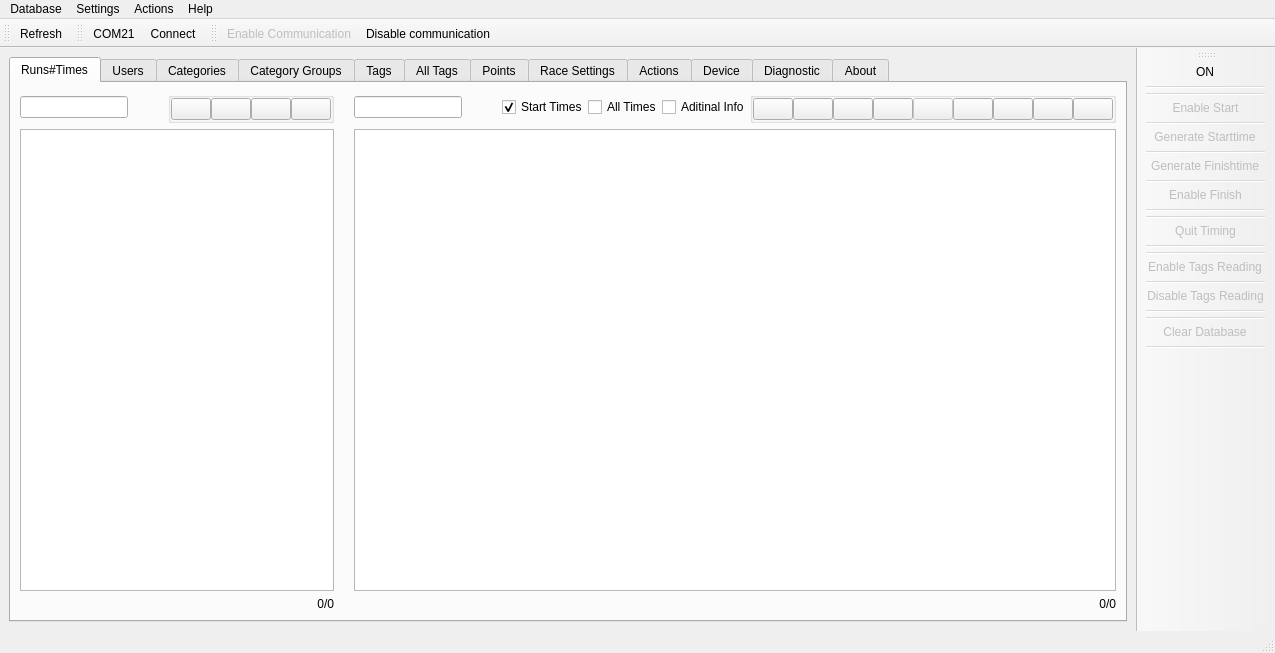
First picture: the form in Aplikace_1_0/Qt_designer/ewitis_qt_template_v1_xx.ui, repository meloun/ew_aplikace, before the edit.
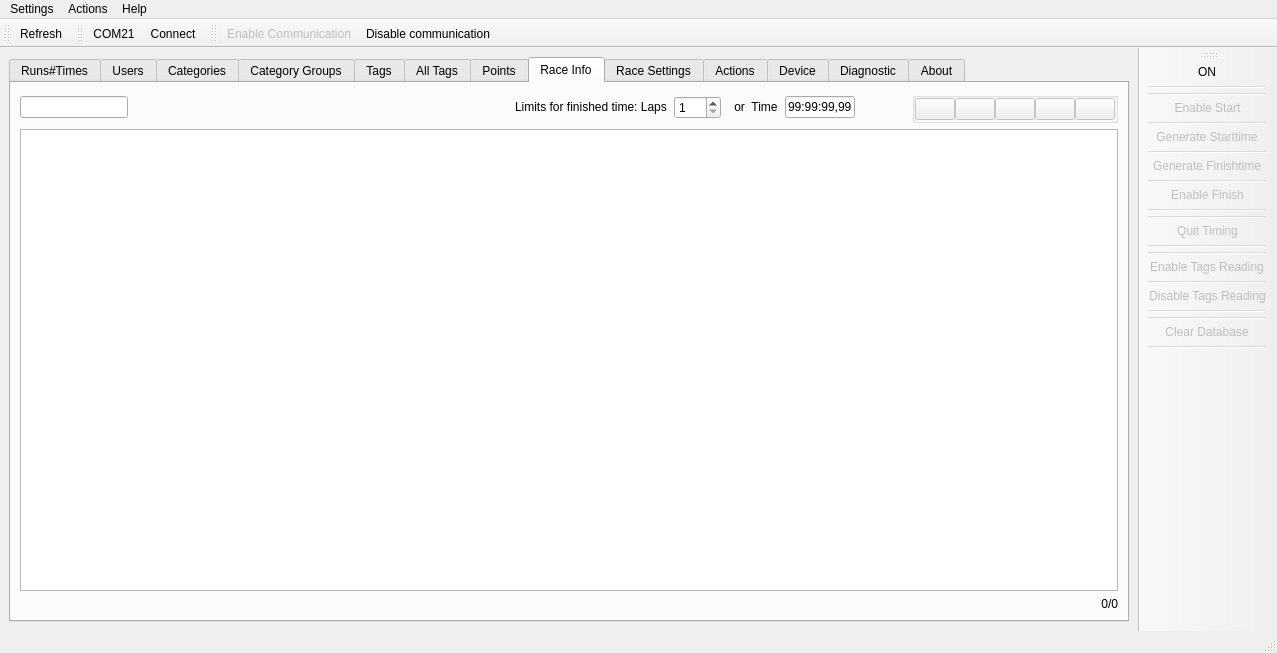
Second picture: the form after the edit. The open tabs and pages were chosen to show the change. Icons and pictures are not drawn.

Commit message: ui race info

```diff
--- a/Aplikace_1_0/Qt_designer/ewitis_qt_template_v1_xx.ui
+++ b/Aplikace_1_0/Qt_designer/ewitis_qt_template_v1_xx.ui
@@ -6,7 +6,7 @@
    <rect>
     <x>0</x>
     <y>0</y>
-    <width>1137</width>
+    <width>1277</width>
     <height>653</height>
    </rect>
   </property>
@@ -1803,6 +1803,306 @@
         </item>
        </layout>
       </widget>
+      <widget class="QWidget" name="tabRaceInfo">
+       <attribute name="title">
+        <string>Race Info</string>
+       </attribute>
+       <layout class="QGridLayout" name="gridLayout_6">
+        <property name="horizontalSpacing">
+         <number>0</number>
+        </property>
+        <item row="2" column="1">
+         <widget class="QPushButton" name="RaceInfoFilterClear">
+          <property name="sizePolicy">
+           <sizepolicy hsizetype="Fixed" vsizetype="Fixed">
+            <horstretch>0</horstretch>
+            <verstretch>0</verstretch>
+           </sizepolicy>
+          </property>
+          <property name="text">
+           <string/>
+          </property>
+          <property name="icon">
+           <iconset>
+            <normaloff>gui/icons/mail-delete.png</normaloff>gui/icons/mail-delete.png</iconset>
+          </property>
+          <property name="autoRepeat">
+           <bool>false</bool>
+          </property>
+          <property name="flat">
+           <bool>true</bool>
+          </property>
+         </widget>
+        </item>
+        <item row="2" column="8">
+         <widget class="QGroupBox" name="groupBox_7">
+          <property name="sizePolicy">
+           <sizepolicy hsizetype="Fixed" vsizetype="Preferred">
+            <horstretch>0</horstretch>
+            <verstretch>0</verstretch>
+           </sizepolicy>
+          </property>
+          <property name="title">
+           <string/>
+          </property>
+          <layout class="QHBoxLayout" name="horizontalLayout_11">
+           <property name="spacing">
+            <number>0</number>
+           </property>
+           <property name="margin">
+            <number>0</number>
+           </property>
+           <item>
+            <widget class="QPushButton" name="RaceInfoAdd">
+             <property name="enabled">
+              <bool>false</bool>
+             </property>
+             <property name="sizePolicy">
+              <sizepolicy hsizetype="Fixed" vsizetype="Fixed">
+               <horstretch>0</horstretch>
+               <verstretch>0</verstretch>
+              </sizepolicy>
+             </property>
+             <property name="text">
+              <string/>
+             </property>
+             <property name="icon">
+              <iconset>
+               <normaloff>gui/icons/list-add.png</normaloff>gui/icons/list-add.png</iconset>
+             </property>
+             <property name="iconSize">
+              <size>
+               <width>24</width>
+               <height>24</height>
+              </size>
+             </property>
+             <property name="autoDefault">
+              <bool>false</bool>
+             </property>
+             <property name="default">
+              <bool>false</bool>
+             </property>
+            </widget>
+           </item>
+           <item>
+            <widget class="QPushButton" name="RaceInfoRemove">
+             <property name="enabled">
+              <bool>false</bool>
+             </property>
+             <property name="sizePolicy">
+              <sizepolicy hsizetype="Fixed" vsizetype="Fixed">
+               <horstretch>0</horstretch>
+               <verstretch>0</verstretch>
+              </sizepolicy>
+             </property>
+             <property name="text">
+              <string/>
+             </property>
+             <property name="icon">
+              <iconset>
+               <normaloff>gui/icons/list-remove.png</normaloff>gui/icons/list-remove.png</iconset>
+             </property>
+             <property name="iconSize">
+              <size>
+               <width>24</width>
+               <height>24</height>
+              </size>
+             </property>
+            </widget>
+           </item>
+           <item>
+            <widget class="QPushButton" name="RaceInfoImport">
+             <property name="enabled">
+              <bool>false</bool>
+             </property>
+             <property name="sizePolicy">
+              <sizepolicy hsizetype="Fixed" vsizetype="Fixed">
+               <horstretch>0</horstretch>
+               <verstretch>0</verstretch>
+              </sizepolicy>
+             </property>
+             <property name="text">
+              <string/>
+             </property>
+             <property name="icon">
+              <iconset>
+               <normaloff>gui/icons/import.png</normaloff>gui/icons/import.png</iconset>
+             </property>
+             <property name="iconSize">
+              <size>
+               <width>24</width>
+               <height>24</height>
+              </size>
+             </property>
+            </widget>
+           </item>
+           <item>
+            <widget class="QPushButton" name="RaceInfoExport">
+             <property name="enabled">
+              <bool>false</bool>
+             </property>
+             <property name="sizePolicy">
+              <sizepolicy hsizetype="Fixed" vsizetype="Fixed">
+               <horstretch>0</horstretch>
+               <verstretch>0</verstretch>
+              </sizepolicy>
+             </property>
+             <property name="text">
+              <string/>
+             </property>
+             <property name="icon">
+              <iconset>
+               <normaloff>gui/icons/export.png</normaloff>gui/icons/export.png</iconset>
+             </property>
+             <property name="iconSize">
+              <size>
+               <width>24</width>
+               <height>24</height>
+              </size>
+             </property>
+            </widget>
+           </item>
+           <item>
+            <widget class="QPushButton" name="RaceInfoDelete">
+             <property name="enabled">
+              <bool>false</bool>
+             </property>
+             <property name="sizePolicy">
+              <sizepolicy hsizetype="Fixed" vsizetype="Fixed">
+               <horstretch>0</horstretch>
+               <verstretch>0</verstretch>
+              </sizepolicy>
+             </property>
+             <property name="text">
+              <string/>
+             </property>
+             <property name="icon">
+              <iconset>
+               <normaloff>gui/icons/emptytrash.png</normaloff>gui/icons/emptytrash.png</iconset>
+             </property>
+             <property name="iconSize">
+              <size>
+               <width>24</width>
+               <height>24</height>
+              </size>
+             </property>
+            </widget>
+           </item>
+          </layout>
+         </widget>
+        </item>
+        <item row="3" column="0" colspan="9">
+         <widget class="QTreeView" name="RaceInfoProxyView">
+          <property name="sizePolicy">
+           <sizepolicy hsizetype="Expanding" vsizetype="Expanding">
+            <horstretch>3</horstretch>
+            <verstretch>0</verstretch>
+           </sizepolicy>
+          </property>
+         </widget>
+        </item>
+        <item row="4" column="8">
+         <widget class="QLabel" name="RaceInfoCounter">
+          <property name="text">
+           <string>0/0</string>
+          </property>
+          <property name="alignment">
+           <set>Qt::AlignRight|Qt::AlignTrailing|Qt::AlignVCenter</set>
+          </property>
+         </widget>
+        </item>
+        <item row="2" column="0">
+         <widget class="QLineEdit" name="RaceInfoFilterLineEdit">
+          <property name="sizePolicy">
+           <sizepolicy hsizetype="Fixed" vsizetype="Fixed">
+            <horstretch>0</horstretch>
+            <verstretch>0</verstretch>
+           </sizepolicy>
+          </property>
+         </widget>
+        </item>
+        <item row="2" column="6">
+         <widget class="QLineEdit" name="abc">
+          <property name="sizePolicy">
+           <sizepolicy hsizetype="Fixed" vsizetype="Fixed">
+            <horstretch>0</horstretch>
+            <verstretch>0</verstretch>
+           </sizepolicy>
+          </property>
+          <property name="maximumSize">
+           <size>
+            <width>70</width>
+            <height>16777215</height>
+           </size>
+          </property>
+          <property name="text">
+           <string>99:99:99,99</string>
+          </property>
+         </widget>
+        </item>
+        <item row="2" column="4">
+         <widget class="QSpinBox" name="spinBox">
+          <property name="sizePolicy">
+           <sizepolicy hsizetype="Fixed" vsizetype="Fixed">
+            <horstretch>0</horstretch>
+            <verstretch>0</verstretch>
+           </sizepolicy>
+          </property>
+          <property name="minimum">
+           <number>1</number>
+          </property>
+          <property name="maximum">
+           <number>999</number>
+          </property>
+         </widget>
+        </item>
+        <item row="2" column="3">
+         <widget class="QLabel" name="label_58">
+          <property name="sizePolicy">
+           <sizepolicy hsizetype="Fixed" vsizetype="Fixed">
+            <horstretch>0</horstretch>
+            <verstretch>0</verstretch>
+           </sizepolicy>
+          </property>
+          <property name="text">
+           <string>Limits for finished time: Laps  </string>
+          </property>
+         </widget>
+        </item>
+        <item row="2" column="5">
+         <widget class="QLabel" name="label_59">
+          <property name="sizePolicy">
+           <sizepolicy hsizetype="Fixed" vsizetype="Fixed">
+            <horstretch>0</horstretch>
+            <verstretch>0</verstretch>
+           </sizepolicy>
+          </property>
+          <property name="text">
+           <string>    or  Time  </string>
+          </property>
+         </widget>
+        </item>
+        <item row="2" column="7">
+         <widget class="QLabel" name="label_60">
+          <property name="sizePolicy">
+           <sizepolicy hsizetype="Fixed" vsizetype="Fixed">
+            <horstretch>0</horstretch>
+            <verstretch>0</verstretch>
+           </sizepolicy>
+          </property>
+          <property name="minimumSize">
+           <size>
+            <width>40</width>
+            <height>0</height>
+           </size>
+          </property>
+          <property name="text">
+           <string>                 </string>
+          </property>
+         </widget>
+        </item>
+       </layout>
+      </widget>
       <widget class="QWidget" name="tabTimingSettings">
        <attribute name="title">
         <string>Race Settings</string>
@@ -6192,18 +6492,10 @@
     <rect>
      <x>0</x>
      <y>0</y>
-     <width>1137</width>
+     <width>1277</width>
      <height>21</height>
     </rect>
    </property>
-   <widget class="QMenu" name="menuDatabase">
-    <property name="title">
-     <string>Database</string>
-    </property>
-    <addaction name="actionLoad"/>
-    <addaction name="actionSave"/>
-    <addaction name="actionSave_as"/>
-   </widget>
    <widget class="QMenu" name="menuSettings">
     <property name="title">
      <string>Settings</string>
@@ -6227,7 +6519,6 @@
      <string>Help</string>
     </property>
    </widget>
-   <addaction name="menuDatabase"/>
    <addaction name="menuSettings"/>
    <addaction name="menuActions"/>
    <addaction name="menuHelp"/>
```
Left out of the diff: 78 changed lines with no effect on the pictures. The commit also changes 1 other file.
